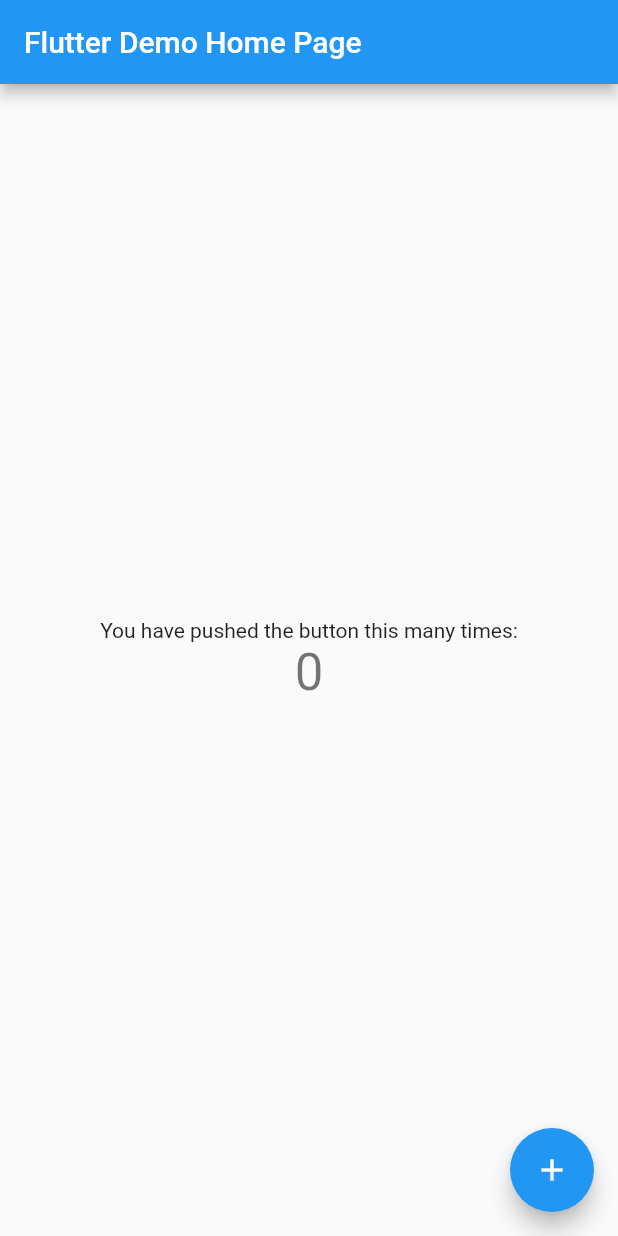
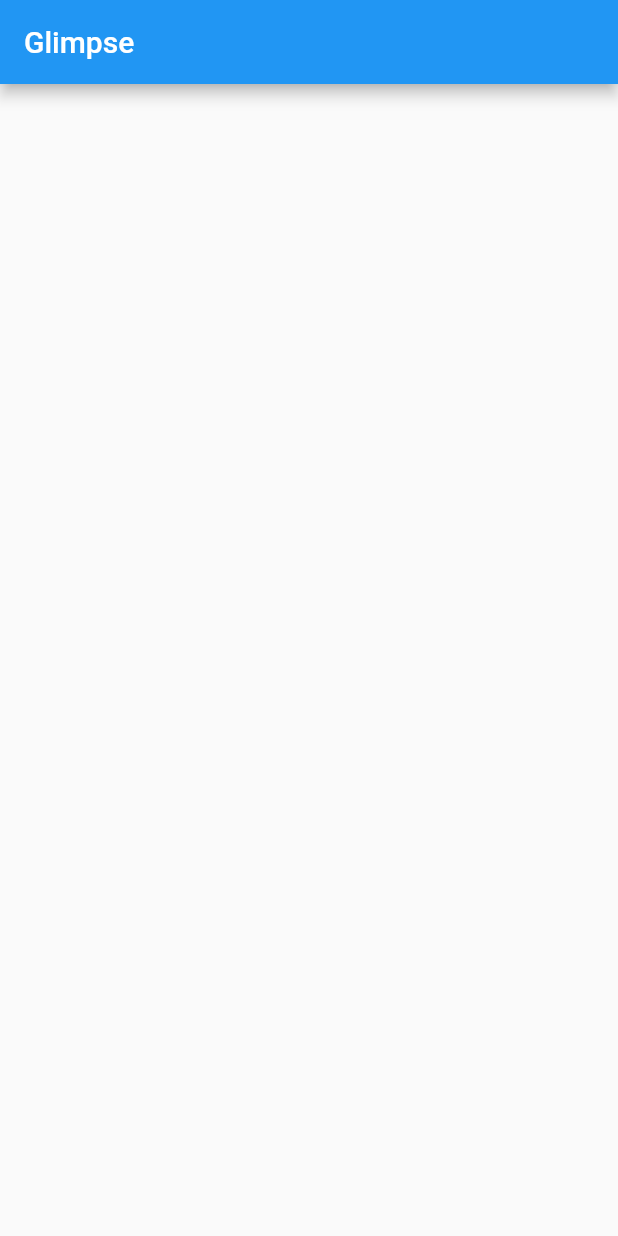
Before and after one commit to malviys/Glimpse, a Flutter app: the screen it shows after launch, on a phone screen of 412 x 824 dp. Run offline on Flutter 3.47's test engine with Material 2 defaults, Android fonts, the phone set to English and light mode, and no system bars.

Commit message:
Restructuring project structure and adding pacifico-regular.ttf font

```diff
--- a/lib/main.dart
+++ b/lib/main.dart
@@ -1,113 +1,19 @@
-import 'package:flutter/material.dart';
+import "package:flutter/material.dart";
+import "package:glimpse/presentation/ui/page/home.dart";
 
 void main() {
-  runApp(MyApp());
+  runApp(GlimpseApp());
 }
 
-class MyApp extends StatelessWidget {
-  // This widget is the root of your application.
+class GlimpseApp extends StatelessWidget {
   @override
   Widget build(BuildContext context) {
     return MaterialApp(
-      title: 'Flutter Demo',
+      title: "Glimpse App",
       theme: ThemeData(
-        // This is the theme of your application.
-        //
-        // Try running your application with "flutter run". You'll see the
-        // application has a blue toolbar. Then, without quitting the app, try
-        // changing the primarySwatch below to Colors.green and then invoke
-        // "hot reload" (press "r" in the console where you ran "flutter run",
-        // or simply save your changes to "hot reload" in a Flutter IDE).
-        // Notice that the counter didn't reset back to zero; the application
-        // is not restarted.
         primarySwatch: Colors.blue,
       ),
-      home: MyHomePage(title: 'Flutter Demo Home Page'),
+      home: const HomePage(),
     );
   }
 }
-
-class MyHomePage extends StatefulWidget {
-  MyHomePage({Key? key, required this.title}) : super(key: key);
-
-  // This widget is the home page of your application. It is stateful, meaning
-  // that it has a State object (defined below) that contains fields that affect
-  // how it looks.
-
-  // This class is the configuration for the state. It holds the values (in this
-  // case the title) provided by the parent (in this case the App widget) and
-  // used by the build method of the State. Fields in a Widget subclass are
-  // always marked "final".
-
-  final String title;
-
-  @override
-  _MyHomePageState createState() => _MyHomePageState();
-}
-
-class _MyHomePageState extends State<MyHomePage> {
-  int _counter = 0;
-
-  void _incrementCounter() {
-    setState(() {
-      // This call to setState tells the Flutter framework that something has
-      // changed in this State, which causes it to rerun the build method below
-      // so that the display can reflect the updated values. If we changed
-      // _counter without calling setState(), then the build method would not be
-      // called again, and so nothing would appear to happen.
-      _counter++;
-    });
-  }
-
-  @override
-  Widget build(BuildContext context) {
-    // This method is rerun every time setState is called, for instance as done
-    // by the _incrementCounter method above.
-    //
-    // The Flutter framework has been optimized to make rerunning build methods
-    // fast, so that you can just rebuild anything that needs updating rather
-    // than having to individually change instances of widgets.
-    return Scaffold(
-      appBar: AppBar(
-        // Here we take the value from the MyHomePage object that was created by
-        // the App.build method, and use it to set our appbar title.
-        title: Text(widget.title),
-      ),
-      body: Center(
-        // Center is a layout widget. It takes a single child and positions it
-        // in the middle of the parent.
-        child: Column(
-          // Column is also a layout widget. It takes a list of children and
-          // arranges them vertically. By default, it sizes itself to fit its
-          // children horizontally, and tries to be as tall as its parent.
-          //
-          // Invoke "debug painting" (press "p" in the console, choose the
-          // "Toggle Debug Paint" action from the Flutter Inspector in Android
-          // Studio, or the "Toggle Debug Paint" command in Visual Studio Code)
-          // to see the wireframe for each widget.
-          //
-          // Column has various properties to control how it sizes itself and
-          // how it positions its children. Here we use mainAxisAlignment to
-          // center the children vertically; the main axis here is the vertical
-          // axis because Columns are vertical (the cross axis would be
-          // horizontal).
-          mainAxisAlignment: MainAxisAlignment.center,
-          children: <Widget>[
-            Text(
-              'You have pushed the button this many times:',
-            ),
-            Text(
-              '$_counter',
-              style: Theme.of(context).textTheme.headline4,
-            ),
-          ],
-        ),
-      ),
-      floatingActionButton: FloatingActionButton(
-        onPressed: _incrementCounter,
-        tooltip: 'Increment',
-        child: Icon(Icons.add),
-      ), // This trailing comma makes auto-formatting nicer for build methods.
-    );
-  }
-}
--- /dev/null
+++ b/lib/presentation/ui/page/home.dart
@@ -0,0 +1,12 @@
+import "package:flutter/material.dart";
+
+class HomePage extends StatelessWidget {
+  const HomePage({Key? key}) : super(key: key);
+
+  @override
+  Widget build(BuildContext context) {
+    return Scaffold(
+      appBar: AppBar(title: const Text("Glimpse"),),
+    );
+  }
+}
```
Also changed, not shown: pubspec.yaml (+5 -22 lines), fonts/Pacifico-Regular.ttf (added).
